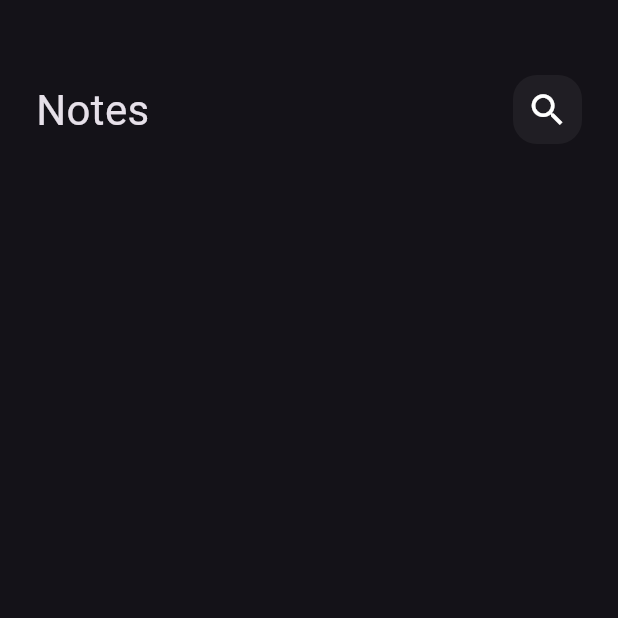
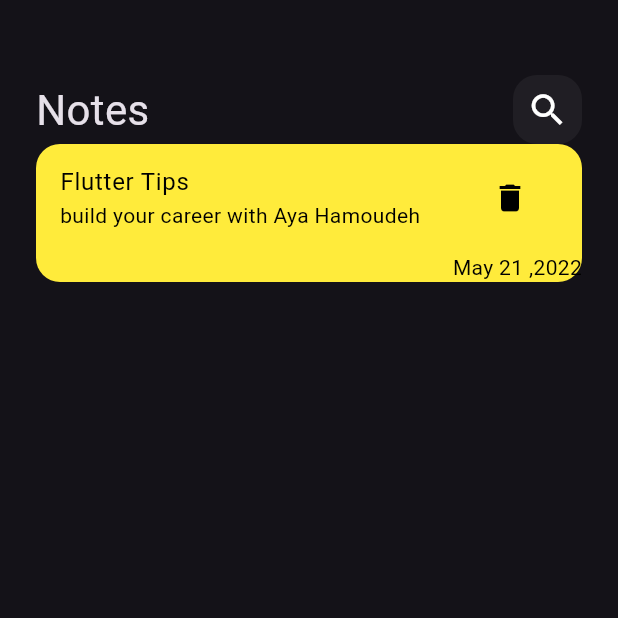
Before and after one commit to aya-hamoudeh1/notes_app, a Flutter app: the screen it shows after launch, on a phone screen of 412 x 824 dp, the top half of it. Run offline on Flutter 3.47's test engine with Material 3 defaults, Android fonts, the phone set to English and light mode, and no system bars.

Commit message:
create note item and add Poppins font

```diff
--- a/lib/main.dart
+++ b/lib/main.dart
@@ -10,21 +10,10 @@ class NotesApp extends StatelessWidget {
 
   @override
   Widget build(BuildContext context) {
-    return  MaterialApp(
+    return MaterialApp(
       debugShowCheckedModeBanner: false,
       theme: ThemeData.dark(),
       home: const NotesView(),
     );
   }
 }
-
-
-
-class NoteItem extends StatelessWidget {
-  const NoteItem({super.key});
-
-  @override
-  Widget build(BuildContext context) {
-    return const Placeholder();
-  }
-}
--- /dev/null
+++ b/lib/views/widgets/note_item.dart
@@ -0,0 +1,40 @@
+import 'package:flutter/material.dart';
+
+class NoteItem extends StatelessWidget {
+  const NoteItem({super.key});
+
+  @override
+  Widget build(BuildContext context) {
+    return Container(
+      decoration: BoxDecoration(
+        color: Colors.yellow,
+        borderRadius: BorderRadius.circular(16),
+      ),
+      child: Column(
+        crossAxisAlignment: CrossAxisAlignment.end,
+        children: [
+          ListTile(
+            title: const Text(
+              "Flutter Tips ",
+              style: TextStyle(color: Colors.black),
+            ),
+            subtitle: const Text(
+              "build your career with Aya Hamoudeh",
+              style: TextStyle(color: Colors.black),
+            ),
+            trailing: IconButton(
+              onPressed: () {},
+              icon: const Icon(
+                Icons.delete,
+                color: Colors.black,
+              ),),
+          ),
+          const Text(
+            "May 21 ,2022",
+            style: TextStyle(color: Colors.black),
+          ),
+        ],
+      ),
+    );
+  }
+}
--- a/lib/views/widgets/notes_view_body.dart
+++ b/lib/views/widgets/notes_view_body.dart
@@ -1,6 +1,6 @@
 import 'package:flutter/cupertino.dart';
-
 import 'custom_app_bar.dart';
+import 'note_item.dart';
 
 class NotesViewBody extends StatelessWidget {
   const NotesViewBody({super.key});
@@ -17,6 +17,7 @@ class NotesViewBody extends StatelessWidget {
             height: 50,
           ),
           CustomAppBar(),
+          NoteItem(),
         ],
       ),
     );
```
Also changed, not shown: pubspec.yaml (+4 -11 lines), assets/fonts/Poppins-Regular.ttf (added).
